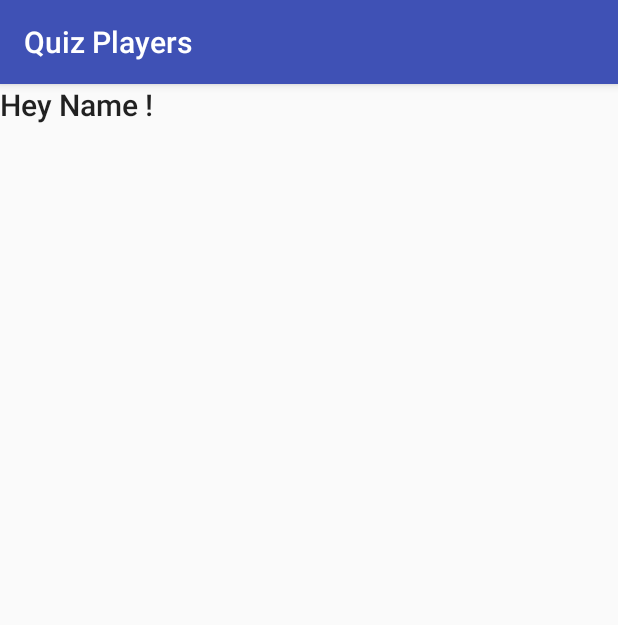
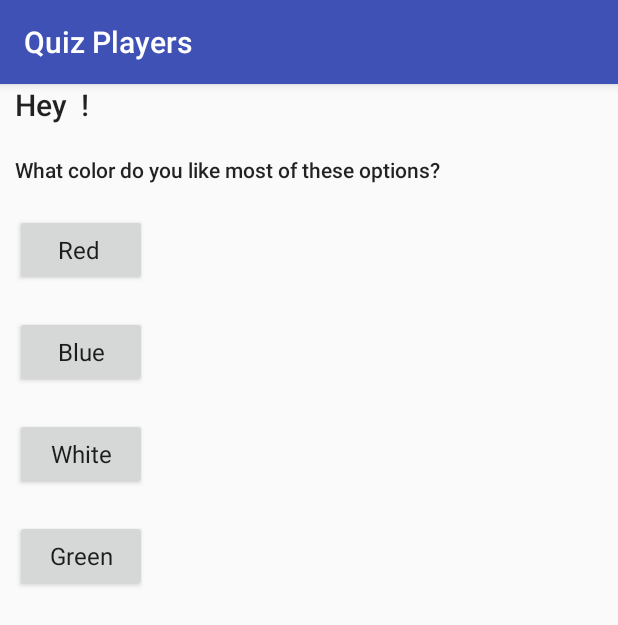
Before and after one commit to Sanprime/QuizPlayers, an Android app: the QustionsActivity screen opened directly, with no data from a screen before it, on a phone screen of 412 x 824 dp. Shown: the top 625 px of the screen. Run offline under Robolectric (Android 15) with nearby library versions, the phone set to English and light mode, and no system bars.

Commit message:
Added button functionality for the Quiz questions and their OnClick attribute. Global variable option is also made with getter and setter methods.

```diff
--- /dev/null
+++ b/app/src/main/java/com/example/sanjeev/quizplayers/test.java
@@ -0,0 +1,4 @@
+package com.example.sanjeev.quizplayers;
+
+public class test {
+}
--- a/app/src/main/res/layout/activity_qustions.xml
+++ b/app/src/main/res/layout/activity_qustions.xml
@@ -1,16 +1,69 @@
 <?xml version="1.0" encoding="utf-8"?>
-<android.support.constraint.ConstraintLayout xmlns:android="http://schemas.android.com/apk/res/android"
+<RelativeLayout xmlns:android="http://schemas.android.com/apk/res/android"
     xmlns:app="http://schemas.android.com/apk/res-auto"
     xmlns:tools="http://schemas.android.com/tools"
     android:layout_width="match_parent"
+    android:orientation="vertical"
     android:layout_height="match_parent"
     tools:context=".QustionsActivity">
 
     <TextView
         android:layout_width="wrap_content"
+        android:layout_marginLeft="10dp"
         android:id="@+id/textName"
         android:layout_height="wrap_content"
         android:text="Hey Name!"
         android:textAppearance="@style/TextAppearance.AppCompat.Title" />
 
-</android.support.constraint.ConstraintLayout>
+    <TextView
+        android:id="@+id/textQ1"
+        android:layout_width="wrap_content"
+        android:layout_height="wrap_content"
+        android:paddingLeft="10dp"
+        android:paddingBottom="20dp"
+        android:paddingTop="20dp"
+        android:layout_below="@+id/textName"
+        android:text="What color do you like most of these options?"
+        android:textAppearance="@style/TextAppearance.AppCompat.Body2" />
+    <Button
+        android:layout_width="wrap_content"
+        android:id="@+id/redButton"
+        android:onClick="redButtonOnClick"
+        android:textAppearance="@style/Base.TextAppearance.AppCompat.Menu"
+        android:text="Red"
+        android:layout_below="@+id/textQ1"
+        android:layout_marginLeft="10dp"
+        android:paddingLeft="10dp"
+        android:layout_height="wrap_content" />
+    <Button
+        android:id="@+id/blueButton"
+        android:onClick="blueButtonOnClick"
+        android:text="Blue"
+        android:textAppearance="@style/Base.TextAppearance.AppCompat.Menu"
+        android:layout_width="wrap_content"
+        android:layout_below="@+id/redButton"
+        android:layout_marginLeft="10dp"
+        android:layout_marginTop="20dp"
+        android:layout_height="wrap_content" />
+    <Button
+        android:id="@+id/whiteButton"
+        android:onClick="whiteButtonOnClick"
+        android:layout_width="wrap_content"
+        android:textAppearance="@style/Base.TextAppearance.AppCompat.Menu"
+        android:text="White"
+        android:layout_below="@+id/blueButton"
+        android:layout_marginLeft="10dp"
+        android:layout_marginTop="20dp"
+        android:layout_height="wrap_content" />
+    <Button
+        android:id="@+id/greenButton"
+        android:textAppearance="@style/Base.TextAppearance.AppCompat.Menu"
+        android:text="Green"
+        android:onClick="greenButtonOnClick"
+        android:layout_below="@+id/whiteButton"
+        android:layout_marginLeft="10dp"
+        android:layout_marginTop="20dp"
+        android:layout_width="wrap_content"
+        android:layout_height="wrap_content" />
+
+</RelativeLayout>
```
Also changed, not shown: app/src/main/java/com/example/sanjeev/quizplayers/MainActivity.java (+9 -0 lines), app/src/main/java/com/example/sanjeev/quizplayers/QustionsActivity.java (+45 -0 lines), app/src/main/res/layout/activity_main.xml (+12 -2 lines).
